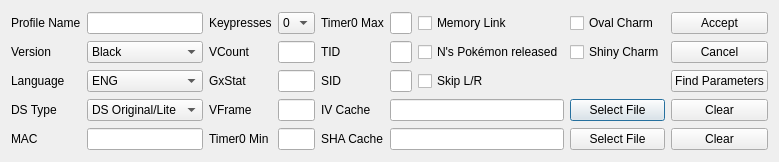
This is Form/Gen5/Profile/ProfileEditor5.ui in Admiral-Fish/PokeFinder as Qt 5 draws it before an edit. The edited form follows.
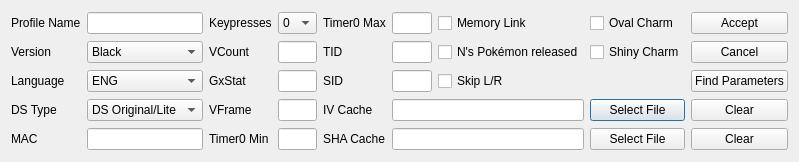
This is the edited form. Custom widgets are drawn as their Qt base class.

Diff of the .ui file:
```diff
--- a/Form/Gen5/Profile/ProfileEditor5.ui
+++ b/Form/Gen5/Profile/ProfileEditor5.ui
@@ -6,7 +6,7 @@
    <rect>
     <x>0</x>
     <y>0</y>
-    <width>752</width>
+    <width>799</width>
     <height>162</height>
    </rect>
   </property>
```
Left out of the diff: 16 changed lines with no effect on the pictures.
